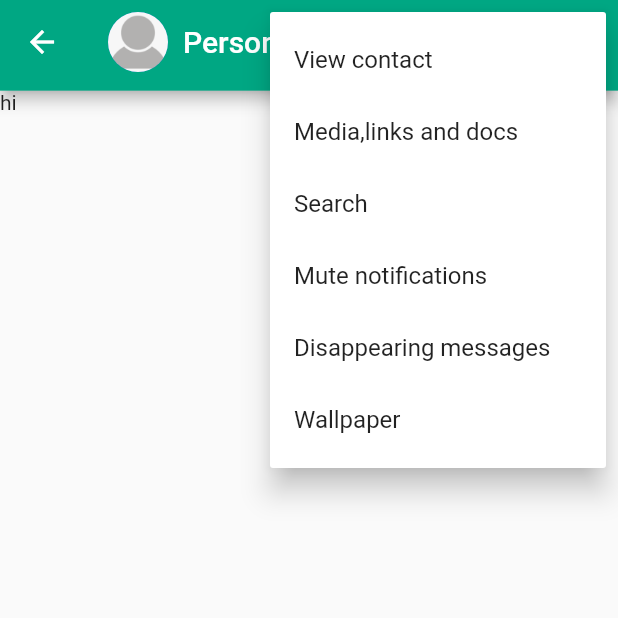
After one commit to DIP-POLLEY/whatsapp, a Flutter app: the ChatScreen screen opened by its route, after a tap on the "more vert" icon, on a phone screen of 412 x 824 dp, the top half of it. The commit adds this screen. Run offline on Flutter 3.47's test engine with Material 2 defaults, Android fonts, the phone set to English and light mode, and no system bars; our stand-ins replace camera, firebase_auth, firebase_core, pinput, shared_preferences, story_view; accounts and stored records are empty.

Commit message:
chat screen added

```diff
--- a/lib/main.dart
+++ b/lib/main.dart
@@ -3,6 +3,7 @@ import 'package:camera/camera.dart';
 import 'package:firebase_core/firebase_core.dart';
 import 'package:flutter/material.dart';
 import 'package:whatsapp/screens/camerascreen.dart';
+import 'package:whatsapp/screens/chatscreen.dart';
 import 'package:whatsapp/screens/homepage.dart';
 import 'package:whatsapp/screens/phonenumber.dart';
 import 'package:whatsapp/screens/splashscreen.dart';
@@ -40,6 +41,7 @@ class _MyAppState extends State<MyApp> {
         PhoneScreen.id : (context) => const PhoneScreen(),
         SplashScreen.id : (context) => const SplashScreen(),
         WelcomeScreen.id : (context) => const WelcomeScreen(),
+        ChatScreen.id : (context) => const ChatScreen(),
       },
     );
   }
--- /dev/null
+++ b/lib/screens/chatscreen.dart
@@ -0,0 +1,37 @@
+// ignore_for_file: prefer_const_constructors, prefer_const_literals_to_create_immutables
+
+import 'package:flutter/material.dart';
+
+import '../utilities/constants.dart';
+import '../widgets/chat_commonbar.dart';
+
+class ChatScreen extends StatefulWidget {
+  static const String id = 'chat';
+  const ChatScreen({Key? key}) : super(key: key);
+
+  @override
+  State<ChatScreen> createState() => _ChatScreenState();
+}
+
+class _ChatScreenState extends State<ChatScreen> {
+  @override
+  Widget build(BuildContext context) {
+    return SafeArea(
+      child: Scaffold(
+        appBar: PreferredSize(
+          preferredSize:  Size.fromHeight(
+              MediaQuery.of(context).size.height *1.1/ kTabSize
+          ),
+          child: const ChatCommonBar(),
+        ),
+        body: Column(
+          children: [
+            Text(
+              "hi",
+            ),
+          ],
+        ),
+      ),
+    );
+  }
+}
--- a/lib/screens/welcomescreen.dart
+++ b/lib/screens/welcomescreen.dart
@@ -1,6 +1,8 @@
 import 'package:flutter/material.dart';
 import 'package:whatsapp/screens/phonenumber.dart';
 import 'package:whatsapp/utilities/constants.dart';
+
+import 'chatscreen.dart';
 // ignore_for_file: prefer_const_constructors
 class WelcomeScreen extends StatelessWidget {
   const WelcomeScreen({Key? key}) : super(key: key);
--- /dev/null
+++ b/lib/widgets/chat_commonbar.dart
@@ -0,0 +1,105 @@
+// ignore_for_file: prefer_const_literals_to_create_immutables
+
+import 'package:flutter/material.dart';
+import 'package:whatsapp/utilities/constants.dart';
+
+class ChatCommonBar extends StatelessWidget {
+  const ChatCommonBar({Key? key}) : super(key: key);
+
+  @override
+  Widget build(BuildContext context) {
+    return AppBar(
+      title: Row(
+        children: [
+          Padding(
+            padding: EdgeInsets.only(right: 10),
+            child: CircleAvatar(
+              backgroundImage: AssetImage("assets/img.png"),
+            ),
+          ),
+          Text("Person"),
+        ],
+      ),
+      backgroundColor: kThemecolor,
+      actions: [
+        Padding(
+            padding: const EdgeInsets.only(right: 20.0),
+            child: GestureDetector(
+              onTap: () {},
+              child: const Icon(
+                Icons.videocam_rounded,
+                size: 26.0,
+              ),
+            )
+        ),
+        Padding(
+            padding: const EdgeInsets.only(right: 20.0),
+            child: GestureDetector(
+              onTap: () {},
+              child: const Icon(
+                Icons.call,
+                size: 26.0,
+              ),
+            )
+        ),
+        PopupMenuButton<int>(
+          // ignore_for_file: prefer_const_constructors
+          //onSelected: (item) => onSelected(context,item),
+          itemBuilder: (context)=>[
+            PopupMenuItem(
+              value: 0,
+              child: Text("View contact"),
+            ),
+            PopupMenuItem(
+              value: 1,
+              child: Text("Media,links and docs"),
+            ),
+            PopupMenuItem(
+              value: 2,
+              child: Text("Search"),
+            ),
+            PopupMenuItem(
+              value: 3,
+              child: Text("Mute notifications"),
+            ),
+            PopupMenuItem(
+              value: 4,
+              child: Text("Disappearing messages"),
+            ),
+            PopupMenuItem(
+              value: 5,
+              child: Text("Wallpaper"),
+            ),
+          ],
+        ),
+      ],
+    );
+  }
+}
+
+void onSelected(BuildContext context,int item){
+  // ignore_for_file: avoid_print
+  switch(item){
+    case 0:
+      print("View contact");
+      break;
+    case 1:
+      print("Media,links and docs");
+      break;
+    case 2:
+      print("Search");
+      break;
+    case 3:
+      print("Mute notifications");
+      break;
+
+    case 4:
+      print("Disappearing messages");
+      break;
+
+    case 5:
+      print("Wallpaper");
+      break;
+
+  }
+}
```
